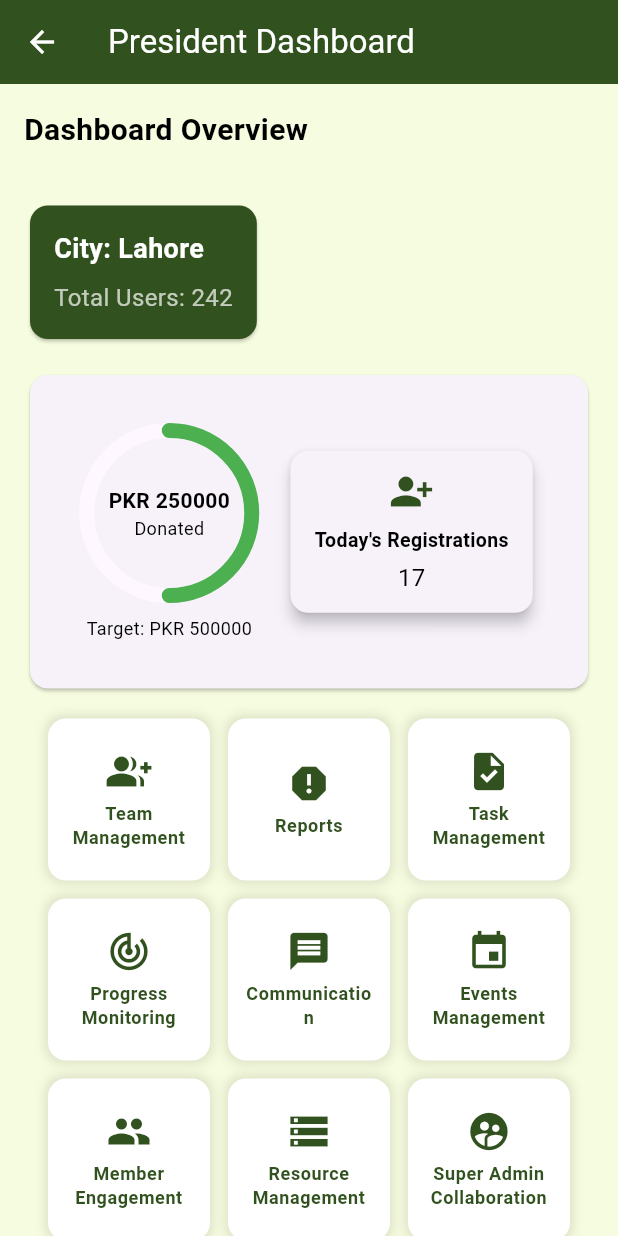
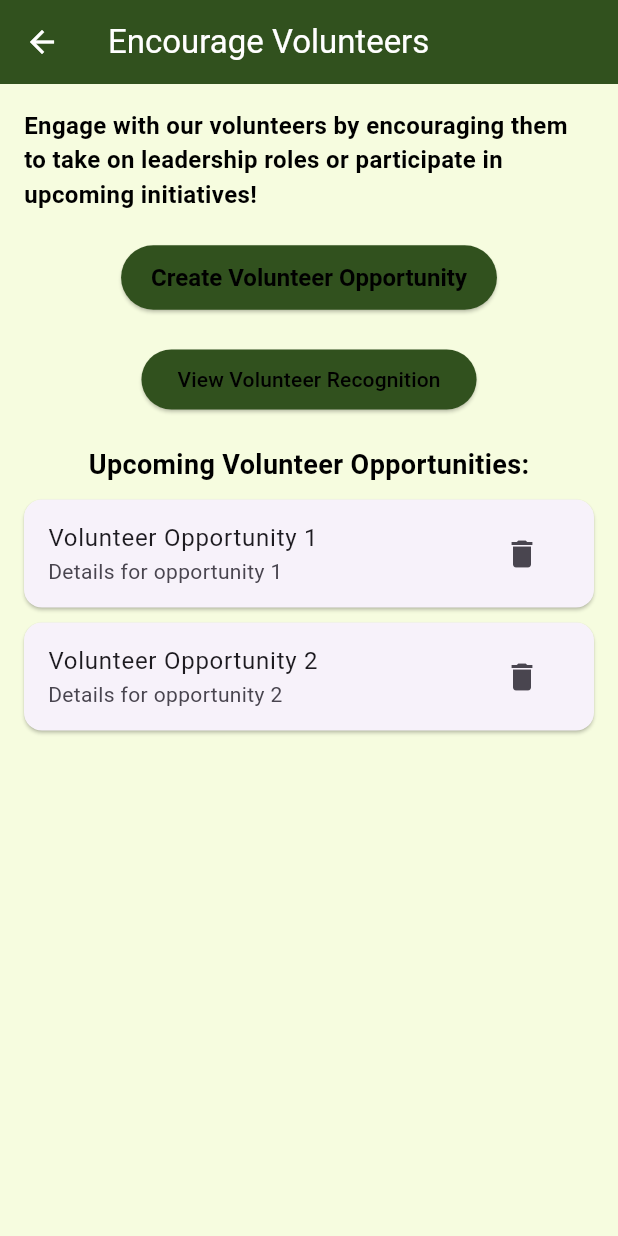
Before and after one commit to Muhammadsaqibsharif/kaar_e_kamal, a Flutter app: the PresidentDashboardScreen screen opened by its route, after a tap on "Member Engagement", on a phone screen of 412 x 824 dp. Run offline on Flutter 3.47's test engine with Material 3 defaults, Android fonts, the phone set to English and light mode, and no system bars; drawn by our look-alikes of percent_indicator; our stand-ins replace carousel_slider, flutter_cache_manager, image_picker, permission_handler, share_plus, shared_preferences; accounts and stored records are empty.

Commit message:
President Encourage Volunteers Screen

```diff
--- a/lib/routes/app_routes.dart
+++ b/lib/routes/app_routes.dart
@@ -5,6 +5,7 @@ import 'package:kaar_e_kamal/screens/common/profile/user_profile_screen.dart';
 import 'package:kaar_e_kamal/screens/drawer/mainDrawer.dart';
 import 'package:kaar_e_kamal/screens/president/communication/president_communication_screen.dart';
 import 'package:kaar_e_kamal/screens/president/events_activity/president_event_managment_screen.dart';
+import 'package:kaar_e_kamal/screens/president/member_engagement/encourage_volunteers_screen.dart';
 import 'package:kaar_e_kamal/screens/president/president_dashboard_screen.dart';
 import 'package:kaar_e_kamal/screens/president/progress_monitoring/feedback_screen.dart';
 import 'package:kaar_e_kamal/screens/president/progress_monitoring/team_progress_screen.dart';
@@ -118,6 +119,7 @@ class AppRoutes {
         RouteNames.TeamProgressScreen: (context) => TeamProgressScreen(),
         RouteNames.PresidentCommunicationScreen: (context) => PresidentCommunicationScreen(),
         RouteNames.PresidentEventManagementScreen: (context) => PresidentEventManagementScreen(),
+        RouteNames.EncourageVolunteersScreen: (context) => EncourageVolunteersScreen(),
 
     };
   }
--- a/lib/routes/route_names.dart
+++ b/lib/routes/route_names.dart
@@ -44,6 +44,7 @@ class RouteNames {
   static const String TeamProgressScreen = '/TeamProgressScreen';
   static const String PresidentCommunicationScreen = '/PresidentCommunicationScreen';
   static const String PresidentEventManagementScreen = '/PresidentEventManagementScreen';
+  static const String EncourageVolunteersScreen = '/EncourageVolunteersScreen';
 
 
 }
--- /dev/null
+++ b/lib/screens/president/member_engagement/encourage_volunteers_screen.dart
@@ -0,0 +1,158 @@
+import 'package:flutter/material.dart';
+import 'package:kaar_e_kamal/screens/president/member_engagement/recognition_screen.dart';
+
+class EncourageVolunteersScreen extends StatefulWidget {
+  const EncourageVolunteersScreen({Key? key}) : super(key: key);
+
+  @override
+  _EncourageVolunteersScreenState createState() =>
+      _EncourageVolunteersScreenState();
+}
+
+class _EncourageVolunteersScreenState extends State<EncourageVolunteersScreen> {
+  // List to store volunteer opportunities
+  List<Map<String, String>> volunteerOpportunities = [
+    {'name': 'Volunteer Opportunity 1', 'details': 'Details for opportunity 1'},
+    {'name': 'Volunteer Opportunity 2', 'details': 'Details for opportunity 2'},
+  ];
+
+  // Function to create a new opportunity
+  void _createOpportunity(BuildContext context) {
+    TextEditingController nameController = TextEditingController();
+    TextEditingController detailsController = TextEditingController();
+
+    showDialog(
+      context: context,
+      builder: (context) => AlertDialog(
+        title: const Text('Create Volunteer Opportunity'),
+        content: Column(
+          mainAxisSize: MainAxisSize.min,
+          children: [
+            TextField(
+              controller: nameController,
+              decoration: const InputDecoration(labelText: 'Opportunity Name'),
+            ),
+            TextField(
+              controller: detailsController,
+              decoration: const InputDecoration(labelText: 'Details'),
+            ),
+          ],
+        ),
+        actions: [
+          TextButton(
+            onPressed: () {
+              if (nameController.text.isNotEmpty &&
+                  detailsController.text.isNotEmpty) {
+                // Adding the new opportunity to the list
+                setState(() {
+                  volunteerOpportunities.add({
+                    'name': nameController.text,
+                    'details': detailsController.text,
+                  });
+                });
+                Navigator.pop(context); // Close the dialog
+              }
+            },
+            child: const Text('Create'),
+          ),
+        ],
+        backgroundColor: Theme.of(context)
+            .dialogBackgroundColor, // Match dialog box color with the theme
+      ),
+    );
+  }
+
+  // Function to delete an opportunity
+  void _deleteOpportunity(int index) {
+    setState(() {
+      volunteerOpportunities.removeAt(index);
+    });
+  }
+
+  @override
+  Widget build(BuildContext context) {
+    return Scaffold(
+      appBar: AppBar(
+        title: const Text('Encourage Volunteers'),
+        backgroundColor:
+            Theme.of(context).primaryColor, // Use primary theme color
+      ),
+      body: Padding(
+        padding: const EdgeInsets.all(16.0),
+        child: Column(
+          children: [
+            // Encourage participation message
+            const Text(
+              'Engage with our volunteers by encouraging them to take on leadership roles or participate in upcoming initiatives!',
+              style: TextStyle(fontSize: 16, fontWeight: FontWeight.bold),
+            ),
+            const SizedBox(height: 20),
+            // Create a volunteer opportunity button
+            ElevatedButton(
+              onPressed: () {
+                _createOpportunity(context);
+              },
+              style: ElevatedButton.styleFrom(
+                backgroundColor:
+                    Theme.of(context).primaryColor, // Use primary theme color
+                padding:
+                    const EdgeInsets.symmetric(horizontal: 20, vertical: 12),
+                textStyle:
+                    const TextStyle(fontSize: 16, fontWeight: FontWeight.bold),
+              ),
+              child: const Text('Create Volunteer Opportunity'),
+            ),
+            const SizedBox(height: 20),
+            // Navigate to the recognition screen
+            ElevatedButton(
+              onPressed: () {
+                Navigator.push(
+                  context,
+                  MaterialPageRoute(
+                    builder: (context) => const RecognitionScreen(),
+                  ),
+                );
+              },
+              style: ElevatedButton.styleFrom(
+                backgroundColor:
+                    Theme.of(context).primaryColor, // Use primary theme color
+              ),
+              child: const Text('View Volunteer Recognition'),
+            ),
+            const SizedBox(height: 20),
+            // Display a list of upcoming events or initiatives
+            const Text(
+              'Upcoming Volunteer Opportunities:',
+              style: TextStyle(fontSize: 18, fontWeight: FontWeight.bold),
+            ),
+            const SizedBox(height: 10),
+            // Display the list of volunteer opportunities
+            Expanded(
+              child: ListView.builder(
+                itemCount: volunteerOpportunities.length,
+                itemBuilder: (context, index) {
+                  var opportunity = volunteerOpportunities[index];
+                  return Card(
+                    margin: const EdgeInsets.only(bottom: 10),
+                    child: ListTile(
+                      title: Text(opportunity['name']!),
+                      subtitle: Text(opportunity['details']!),
+                      trailing: IconButton(
+                        icon:
+                            const Icon(Icons.delete), // Changed to delete icon
+                        onPressed: () {
+                          // Delete the opportunity when the delete button is clicked
+                          _deleteOpportunity(index);
+                        },
+                      ),
+                    ),
+                  );
+                },
+              ),
+            ),
+          ],
+        ),
+      ),
+    );
+  }
+}
--- a/lib/screens/president/president_dashboard_screen.dart
+++ b/lib/screens/president/president_dashboard_screen.dart
@@ -83,7 +83,8 @@ class PresidentDashboardScreen extends StatelessWidget {
                     _buildFeatureTile(context,
                         title: 'Member Engagement',
                         icon: Icons.people, onTap: () {
-                      // Navigator.pushNamed(context, RouteNames.MemberEngagementScreen);
+                      Navigator.pushNamed(
+                          context, RouteNames.EncourageVolunteersScreen);
                     }),
                     _buildFeatureTile(context,
                         title: 'Resource Management',
```
Also changed, not shown: lib/screens/president/member_engagement/recognition_screen.dart (added, +89 -0 lines).
